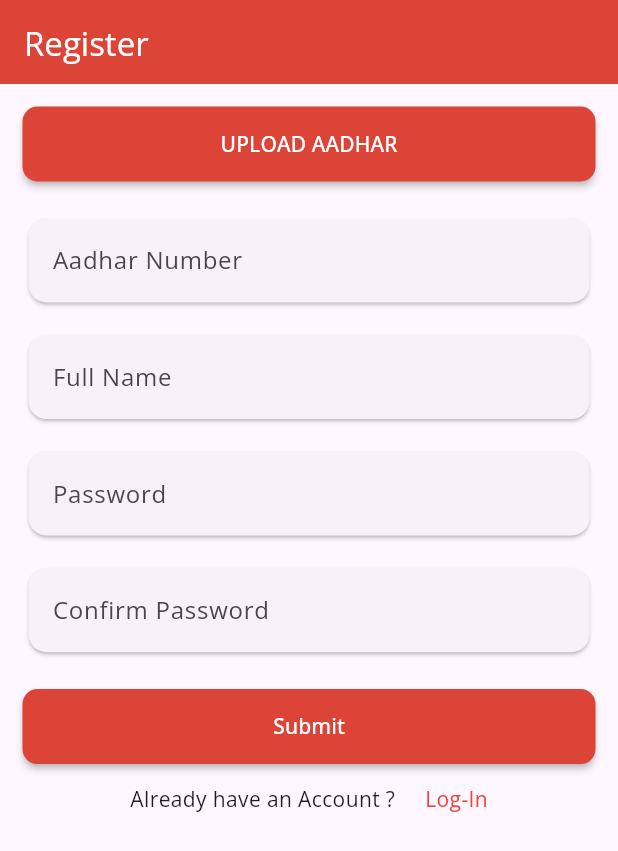
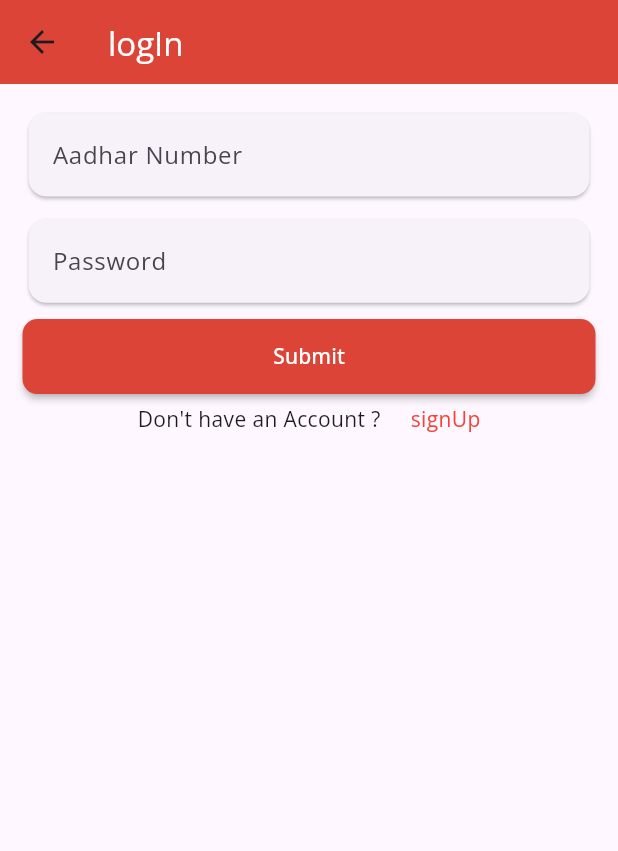
Before and after one commit to Perumallpardhiv/o-bug1, a Flutter app: the screen it shows after launch, after a tap on "Log-In", on a phone screen of 412 x 824 dp. Shown: the top 851 px of the screen. Run offline on Flutter 3.47's test engine with Material 2 defaults, Android fonts, the phone set to English and light mode, and no system bars; our stand-ins replace adaptive_theme, easy_localization, flutter_native_splash, google_fonts, image_picker, shared_preferences.

Commit message:
add login screen Fixes #2

```diff
--- a/assets/langs/en.json
+++ b/assets/langs/en.json
@@ -10,5 +10,8 @@
     "fullName": "Full Name",
     "password" : "Password",
     "confirmPassword" : "Confirm Password",
-    "already" : "Already have an Account ?"
+    "already" : "Already have an Account ?",
+    "don'tHave" : "Don't have an Account ?",
+    "login" : "Log-In",
+    "signUp" : "Sign-Up"
 }
--- /dev/null
+++ b/lib/screens/login.dart
@@ -0,0 +1,90 @@
+import 'package:easy_localization/easy_localization.dart';
+import 'package:flutter/material.dart';
+import 'package:flutter/src/widgets/container.dart';
+import 'package:flutter/src/widgets/framework.dart';
+import 'package:o_health/screens/register.dart';
+
+import '../constants/input_decorations.dart';
+import '../theme_config/theme_config.dart';
+
+class Login extends StatefulWidget {
+  const Login({super.key});
+
+  @override
+  State<Login> createState() => _LoginState();
+}
+
+class _LoginState extends State<Login> {
+  @override
+  Widget build(BuildContext context) {
+    return Scaffold(
+        appBar: AppBar(
+          title: Text(
+            "logIn".tr(),
+            style: const TextStyle(color: Colors.white),
+          ),
+        ),
+        body: Padding(
+          padding: const EdgeInsets.all(15.0),
+          child: SingleChildScrollView(
+              child: Column(
+            children: [
+              Card(
+                child: TextFormField(
+                    decoration: inputDecoration.copyWith(
+                        hintText: 'aadharNumber'.tr())),
+              ),
+              SizedBox(
+                height: MediaQuery.of(context).size.width / 60,
+              ),
+              Card(
+                child: TextFormField(
+                    decoration:
+                        inputDecoration.copyWith(hintText: 'password'.tr())),
+              ),
+              SizedBox(
+                height: MediaQuery.of(context).size.width / 60,
+              ),
+              MaterialButton(
+                onPressed: () {},
+                color: Color(0xffDB4437),
+                minWidth: MediaQuery.of(context).size.width,
+                shape: const RoundedRectangleBorder(
+                    borderRadius: BorderRadius.all(Radius.circular(10))),
+                child: SizedBox(
+                  height: 50,
+                  child: Center(
+                    child: Text(
+                      "submit".tr(),
+                      style: ThemeConfig.textStyle,
+                    ),
+                  ),
+                ),
+              ),
+              SizedBox(
+                height: MediaQuery.of(context).size.width / 60,
+              ),
+              Row(
+                mainAxisAlignment: MainAxisAlignment.center,
+                children: [
+                  Center(child: Text("don'tHave".tr())),
+                  SizedBox(
+                    width: 20,
+                  ),
+                  GestureDetector(
+                    child: const Text(
+                      "signUp",
+                      style: TextStyle(color: Colors.red),
+                    ),
+                    onTap: () {
+                      Navigator.of(context).push(MaterialPageRoute(
+                          builder: ((context) => Register())));
+                    },
+                  )
+                ],
+              )
+            ],
+          )),
+        ));
+  }
+}
--- a/lib/screens/register.dart
+++ b/lib/screens/register.dart
@@ -8,9 +8,10 @@ import 'package:flutter/src/widgets/framework.dart';
 import 'package:image_picker/image_picker.dart';
 
 import 'package:o_health/constants/input_decorations.dart';
+import 'package:o_health/screens/login.dart';
 import 'package:o_health/theme_config/theme_config.dart';
 
-enum ImageSourceType { gallery, camera }
+// enum ImageSourceType { gallery, camera }
 
 class Register extends StatefulWidget {
   const Register({super.key});
@@ -20,7 +21,7 @@ class Register extends StatefulWidget {
 }
 
 class _RegisterState extends State<Register> {
-  var type;
+  // var type;
 
   @override
   Widget build(BuildContext context) {
@@ -145,12 +146,13 @@ class _RegisterState extends State<Register> {
                         width: 20,
                       ),
                       GestureDetector(
-                        child: Text(
+                        child: const Text(
                           "Log-In",
                           style: TextStyle(color: Colors.red),
                         ),
                         onTap: () {
-                          print("hi");
+                          Navigator.of(context).push(MaterialPageRoute(
+                              builder: ((context) => Login())));
                         },
                       )
                     ],
```
